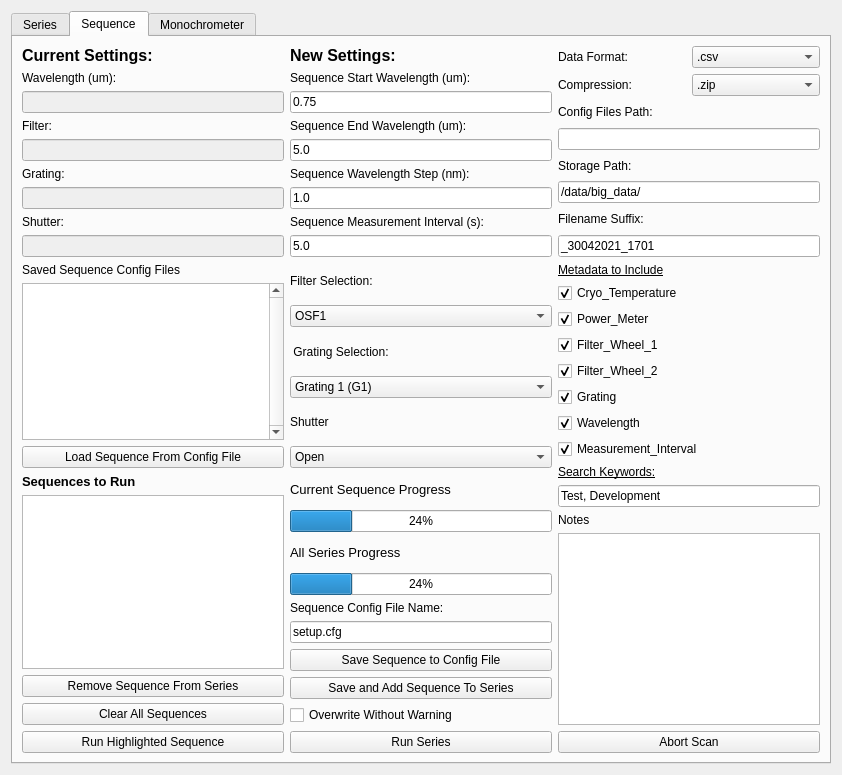
The window that SPHEREx-Calibration-Automation/pylab/pylabcal/pylabcalgui/QTDesigner/scanWindowDialog3.ui (samcondon4/SPHEREx-lab-tools) describes before a commit, drawn with Qt 5.
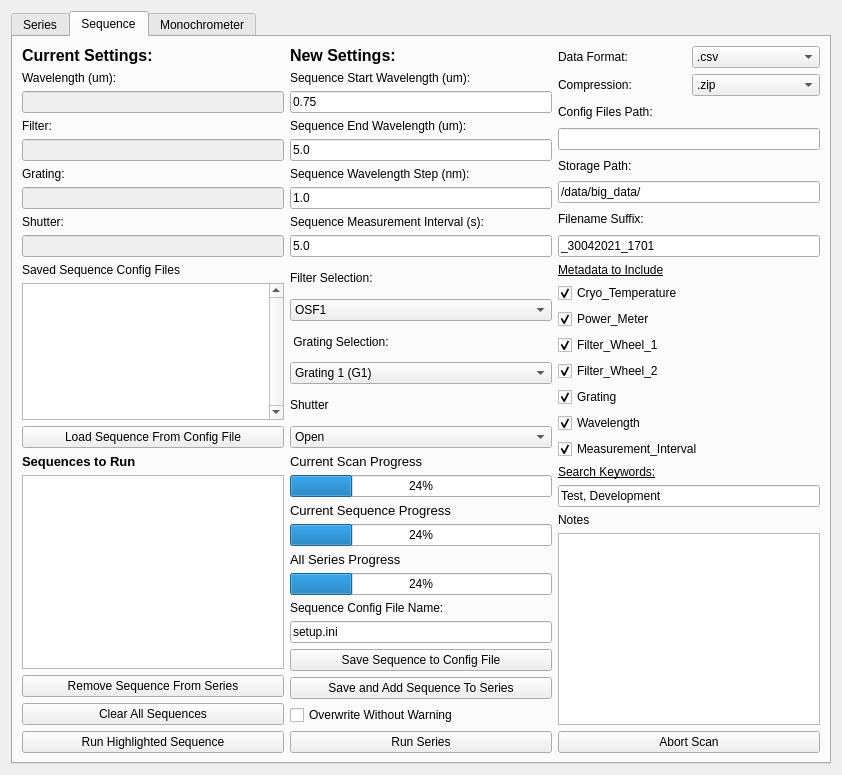
The same window after the commit. The open tabs and pages were chosen to show the change.

Patch:
```diff
--- a/SPHEREx-Calibration-Automation/pylab/pylabcal/pylabcalgui/QTDesigner/scanWindowDialog3.ui
+++ b/SPHEREx-Calibration-Automation/pylab/pylabcal/pylabcalgui/QTDesigner/scanWindowDialog3.ui
@@ -986,7 +986,7 @@
          <item>
           <widget class="QLineEdit" name="sequence_name_ledit_tab2">
            <property name="text">
-            <string>setup.cfg</string>
+            <string>setup.ini</string>
            </property>
            <property name="placeholderText">
             <string/>
@@ -1024,6 +1024,25 @@
        </item>
        <item row="4" column="1">
         <layout class="QVBoxLayout" name="progressBar_verticalLayout_tab1_2">
+         <item>
+          <widget class="QLabel" name="scan_progress_label_tab2">
+           <property name="font">
+            <font>
+             <pointsize>10</pointsize>
+            </font>
+           </property>
+           <property name="text">
+            <string>Current Scan Progress</string>
+           </property>
+          </widget>
+         </item>
+         <item>
+          <widget class="QProgressBar" name="scan_progressBar_tab2">
+           <property name="value">
+            <number>24</number>
+           </property>
+          </widget>
+         </item>
          <item>
           <widget class="QLabel" name="sequence_progress_label_tab1_2">
            <property name="font">
```
Left out of the diff: 30 changed lines with no effect on the pictures.
